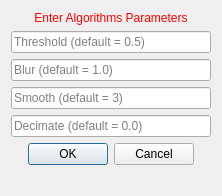
Qt form CemrgApp/Plugins/kcl.cemrgapp.atrialfibres/src/internal/AtrialFibresViewUIMeshing.ui (OpenHeartDevelopers/CemrgApp) before a commit.
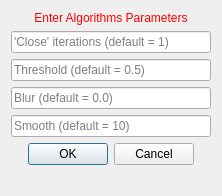
The same form after that commit.

The edit to the form file:
```diff
--- a/CemrgApp/Plugins/kcl.cemrgapp.atrialfibres/src/internal/AtrialFibresViewUIMeshing.ui
+++ b/CemrgApp/Plugins/kcl.cemrgapp.atrialfibres/src/internal/AtrialFibresViewUIMeshing.ui
@@ -45,6 +45,13 @@
      </property>
     </widget>
    </item>
+   <item>
+    <widget class="QLineEdit" name="lineEdit_4">
+     <property name="placeholderText">
+      <string>'Close' iterations (default = 1)</string>
+     </property>
+    </widget>
+   </item>
    <item>
     <widget class="QLineEdit" name="lineEdit_1">
      <property name="placeholderText">
@@ -55,7 +62,7 @@
    <item>
     <widget class="QLineEdit" name="lineEdit_2">
      <property name="placeholderText">
-      <string>Blur (default = 1.0)</string>
+      <string>Blur (default = 0.0)</string>
      </property>
     </widget>
    </item>
@@ -65,14 +72,7 @@
       <string/>
      </property>
      <property name="placeholderText">
-      <string>Smooth (default = 3)</string>
-     </property>
-    </widget>
-   </item>
-   <item>
-    <widget class="QLineEdit" name="lineEdit_4">
-     <property name="placeholderText">
-      <string>Decimate (default = 0.0)</string>
+      <string>Smooth (default = 10)</string>
      </property>
     </widget>
    </item>
```
